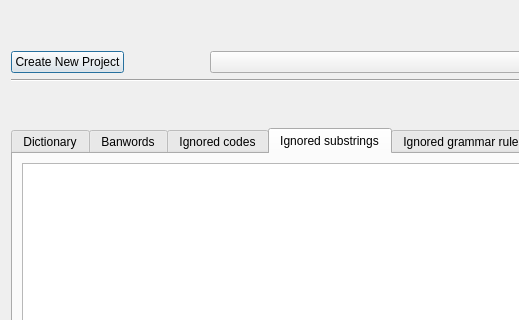
Before: the Qt Designer form checkfrench/ui/project_manager/project_manager.ui in Silous888/RawTextCheck, drawn with Qt 5; both pictures show x 0 to 519 and y 0 to 320 of the 1283 by 645 pixel window.
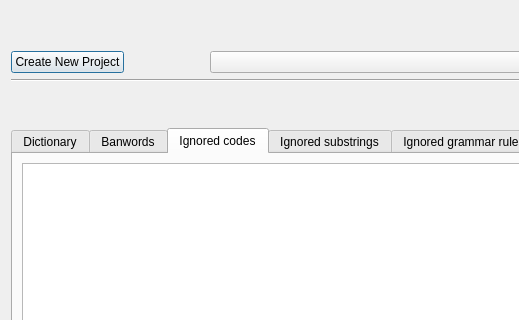
After: the same form once the commit is applied. The open tabs and pages were chosen to show the change. Custom widgets are drawn as their Qt base class.

What changed in the file:
```diff
--- a/checkfrench/ui/project_manager/project_manager.ui
+++ b/checkfrench/ui/project_manager/project_manager.ui
@@ -132,7 +132,7 @@
          <property name="currentIndex">
           <number>0</number>
          </property>
-         <widget class="QWidget" name="tab">
+         <widget class="QWidget" name="tab_1">
           <attribute name="title">
            <string>Dictionary</string>
           </attribute>
@@ -245,7 +245,7 @@
            </item>
           </layout>
          </widget>
-         <widget class="QWidget" name="tab_4">
+         <widget class="QWidget" name="tab_5">
           <attribute name="title">
            <string>Ignored grammar rules</string>
           </attribute>
```
Left out of the diff: 9 changed lines with no effect on the pictures.
